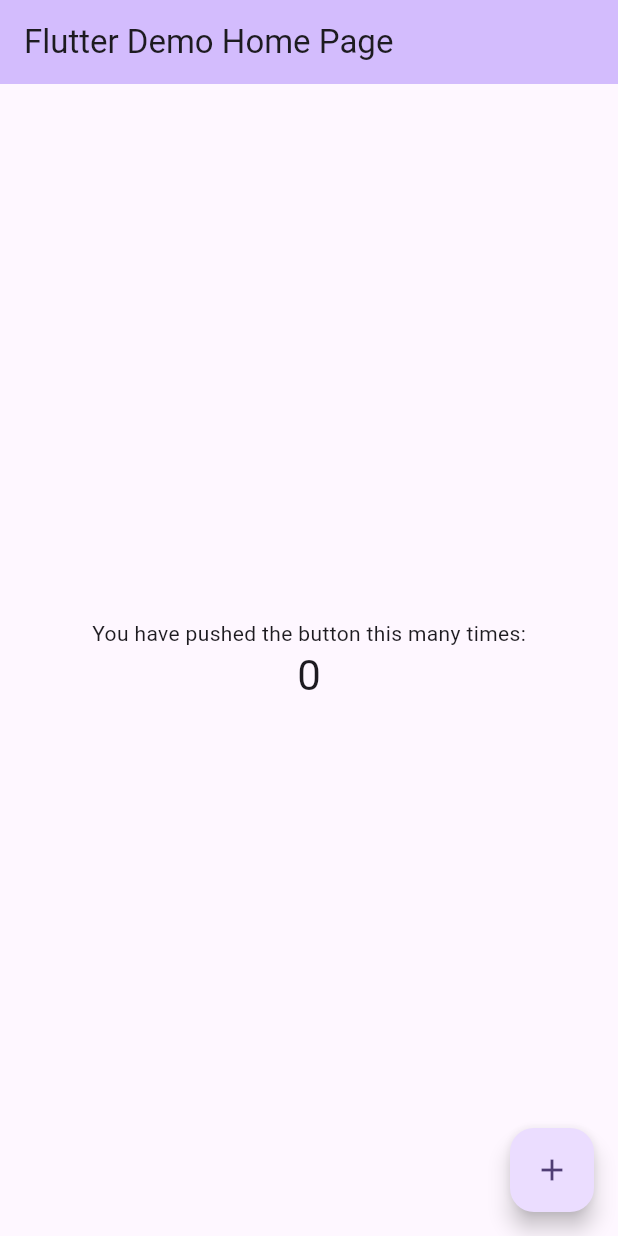
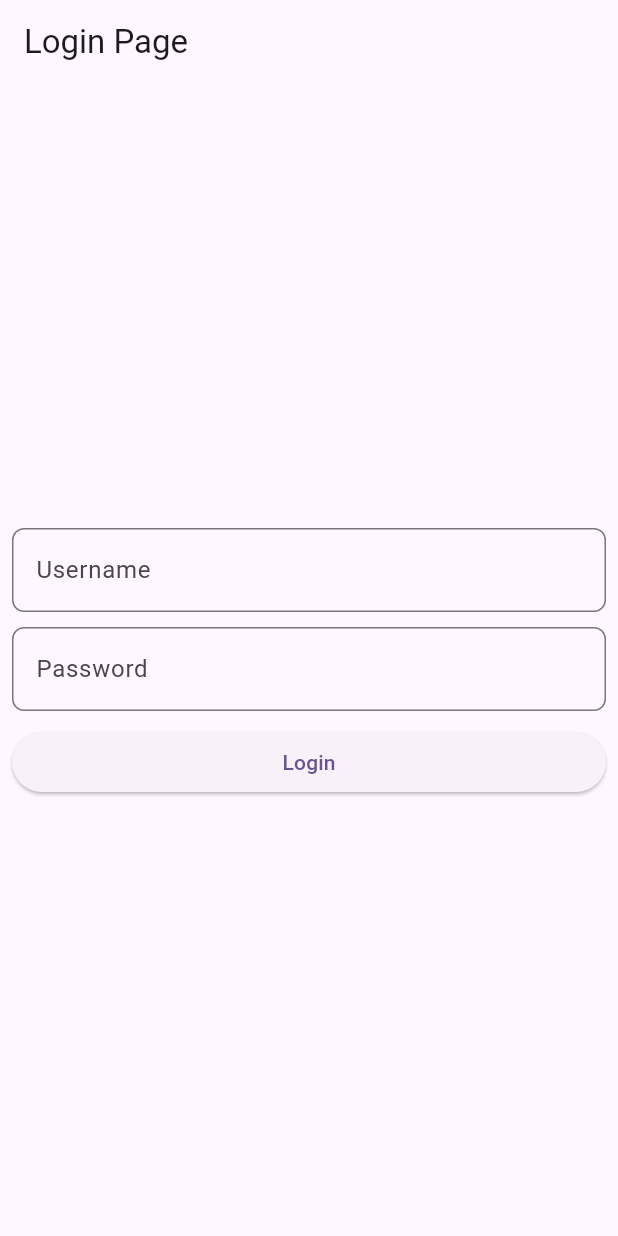
Before and after one commit to WilliamJonathan/minierp, a Flutter app: the screen it shows after launch, on a phone screen of 412 x 824 dp. Run offline on Flutter 3.47's test engine with Material 3 defaults, Android fonts, the phone set to English and light mode, and no system bars.

Commit message:
Add main application structure with routing and login functionality

```diff
--- /dev/null
+++ b/lib/app/pages/login/login_page.dart
@@ -0,0 +1,97 @@
+import 'package:flutter/material.dart';
+import 'package:minierp/rotas.dart';
+
+class LoginPage extends StatefulWidget {
+  const LoginPage({super.key});
+
+  @override
+  State<LoginPage> createState() => _LoginPageState();
+}
+
+class _LoginPageState extends State<LoginPage> {
+  final TextEditingController _usernameController = TextEditingController();
+  final TextEditingController _passwordController = TextEditingController();
+  bool _isLoading = false;
+
+  Future<void> _login() async {
+    setState(() {
+      _isLoading = true;
+    });
+    await Future.delayed(
+      const Duration(seconds: 2),
+    ); // Simula um atraso de rede
+    final username = _usernameController.text;
+    final password = _passwordController.text;
+
+    // Aqui você pode adicionar a lógica de autenticação
+    if (username == 'admin' && password == 'admin') {
+      setState(() {
+        _isLoading = false;
+      });
+      if (!mounted) return;
+      Navigator.pushReplacementNamed(context, Rotas.homePage);
+    } else {
+      setState(() {
+        _isLoading = false;
+      });
+      if (!mounted) return;
+      // Exibir mensagem de erro
+      ScaffoldMessenger.of(context).showSnackBar(
+        const SnackBar(content: Text('Usuário ou senha inválidos')),
+      );
+    }
+  }
+
+  @override
+  void dispose() {
+    _usernameController.dispose();
+    _passwordController.dispose();
+    super.dispose();
+  }
+
+  @override
+  Widget build(BuildContext context) {
+    return Scaffold(
+      appBar: AppBar(
+        title: const Text('Login Page'),
+        bottom: PreferredSize(
+          preferredSize: const Size.fromHeight(4.0),
+          child: _isLoading ? const LinearProgressIndicator() : Container(),
+        ),
+      ),
+      body: Padding(
+        padding: const EdgeInsets.all(8.0),
+        child: Column(
+          spacing: 10,
+          mainAxisAlignment: MainAxisAlignment.center,
+          crossAxisAlignment: CrossAxisAlignment.stretch,
+          children: [
+            TextField(
+              controller: _usernameController,
+              decoration: InputDecoration(
+                labelText: 'Username',
+                border: OutlineInputBorder(
+                  borderRadius: BorderRadius.circular(8.0),
+                ),
+              ),
+            ),
+            TextField(
+              controller: _passwordController,
+              decoration: InputDecoration(
+                labelText: 'Password',
+                border: OutlineInputBorder(
+                  borderRadius: BorderRadius.circular(8.0),
+                ),
+              ),
+              obscureText: true,
+            ),
+            ElevatedButton(
+              onPressed: _isLoading ? null : _login,
+              child: const Text('Login'),
+            ),
+          ],
+        ),
+      ),
+    );
+  }
+}
--- a/lib/main.dart
+++ b/lib/main.dart
@@ -1,4 +1,5 @@
 import 'package:flutter/material.dart';
+import 'package:minierp/rotas.dart';
 
 void main() {
   runApp(const MyApp());
@@ -6,117 +7,16 @@ void main() {
 
 class MyApp extends StatelessWidget {
   const MyApp({super.key});
-
-  // This widget is the root of your application.
   @override
   Widget build(BuildContext context) {
     return MaterialApp(
-      title: 'Flutter Demo',
+      title: 'MiniERP',
       theme: ThemeData(
-        // This is the theme of your application.
-        //
-        // TRY THIS: Try running your application with "flutter run". You'll see
-        // the application has a purple toolbar. Then, without quitting the app,
-        // try changing the seedColor in the colorScheme below to Colors.green
-        // and then invoke "hot reload" (save your changes or press the "hot
-        // reload" button in a Flutter-supported IDE, or press "r" if you used
-        // the command line to start the app).
-        //
-        // Notice that the counter didn't reset back to zero; the application
-        // state is not lost during the reload. To reset the state, use hot
-        // restart instead.
-        //
-        // This works for code too, not just values: Most code changes can be
-        // tested with just a hot reload.
         colorScheme: ColorScheme.fromSeed(seedColor: Colors.deepPurple),
       ),
-      home: const MyHomePage(title: 'Flutter Demo Home Page'),
+      onGenerateRoute: Rotas.gerarRotas,
+      initialRoute: Rotas.loginPage,
+      debugShowCheckedModeBanner: false,
     );
   }
 }
-
-class MyHomePage extends StatefulWidget {
-  const MyHomePage({super.key, required this.title});
-
-  // This widget is the home page of your application. It is stateful, meaning
-  // that it has a State object (defined below) that contains fields that affect
-  // how it looks.
-
-  // This class is the configuration for the state. It holds the values (in this
-  // case the title) provided by the parent (in this case the App widget) and
-  // used by the build method of the State. Fields in a Widget subclass are
-  // always marked "final".
-
-  final String title;
-
-  @override
-  State<MyHomePage> createState() => _MyHomePageState();
-}
-
-class _MyHomePageState extends State<MyHomePage> {
-  int _counter = 0;
-
-  void _incrementCounter() {
-    setState(() {
-      // This call to setState tells the Flutter framework that something has
-      // changed in this State, which causes it to rerun the build method below
-      // so that the display can reflect the updated values. If we changed
-      // _counter without calling setState(), then the build method would not be
-      // called again, and so nothing would appear to happen.
-      _counter++;
-    });
-  }
-
-  @override
-  Widget build(BuildContext context) {
-    // This method is rerun every time setState is called, for instance as done
-    // by the _incrementCounter method above.
-    //
-    // The Flutter framework has been optimized to make rerunning build methods
-    // fast, so that you can just rebuild anything that needs updating rather
-    // than having to individually change instances of widgets.
-    return Scaffold(
-      appBar: AppBar(
-        // TRY THIS: Try changing the color here to a specific color (to
-        // Colors.amber, perhaps?) and trigger a hot reload to see the AppBar
-        // change color while the other colors stay the same.
-        backgroundColor: Theme.of(context).colorScheme.inversePrimary,
-        // Here we take the value from the MyHomePage object that was created by
-        // the App.build method, and use it to set our appbar title.
-        title: Text(widget.title),
-      ),
-      body: Center(
-        // Center is a layout widget. It takes a single child and positions it
-        // in the middle of the parent.
-        child: Column(
-          // Column is also a layout widget. It takes a list of children and
-          // arranges them vertically. By default, it sizes itself to fit its
-          // children horizontally, and tries to be as tall as its parent.
-          //
-          // Column has various properties to control how it sizes itself and
-          // how it positions its children. Here we use mainAxisAlignment to
-          // center the children vertically; the main axis here is the vertical
-          // axis because Columns are vertical (the cross axis would be
-          // horizontal).
-          //
-          // TRY THIS: Invoke "debug painting" (choose the "Toggle Debug Paint"
-          // action in the IDE, or press "p" in the console), to see the
-          // wireframe for each widget.
-          mainAxisAlignment: MainAxisAlignment.center,
-          children: <Widget>[
-            const Text('You have pushed the button this many times:'),
-            Text(
-              '$_counter',
-              style: Theme.of(context).textTheme.headlineMedium,
-            ),
-          ],
-        ),
-      ),
-      floatingActionButton: FloatingActionButton(
-        onPressed: _incrementCounter,
-        tooltip: 'Increment',
-        child: const Icon(Icons.add),
-      ), // This trailing comma makes auto-formatting nicer for build methods.
-    );
-  }
-}
--- /dev/null
+++ b/lib/rotas.dart
@@ -0,0 +1,30 @@
+import 'package:flutter/material.dart';
+import 'package:minierp/app/pages/home/home_page.dart';
+import 'package:minierp/app/pages/login/login_page.dart';
+
+class Rotas {
+  static const String homePage = '/homePage';
+  static const String loginPage = '/';
+
+  static Route<dynamic> gerarRotas(RouteSettings settings) {
+    if (settings.name == homePage) {
+      return MaterialPageRoute(builder: (_) => HomePage());
+    } else if (settings.name == loginPage) {
+      return MaterialPageRoute(builder: (_) => LoginPage());
+    } else {
+      return MaterialPageRoute(builder: (_) => NotFoundScreen());
+    }
+  }
+}
+
+class NotFoundScreen extends StatelessWidget {
+  const NotFoundScreen({super.key});
+
+  @override
+  Widget build(BuildContext context) {
+    return Scaffold(
+      appBar: AppBar(title: Text('Not Found')),
+      body: Center(child: Text('404 - Page not found')),
+    );
+  }
+}
```
Also changed, not shown: lib/app/pages/home/home_page.dart (added, +18 -0 lines).
